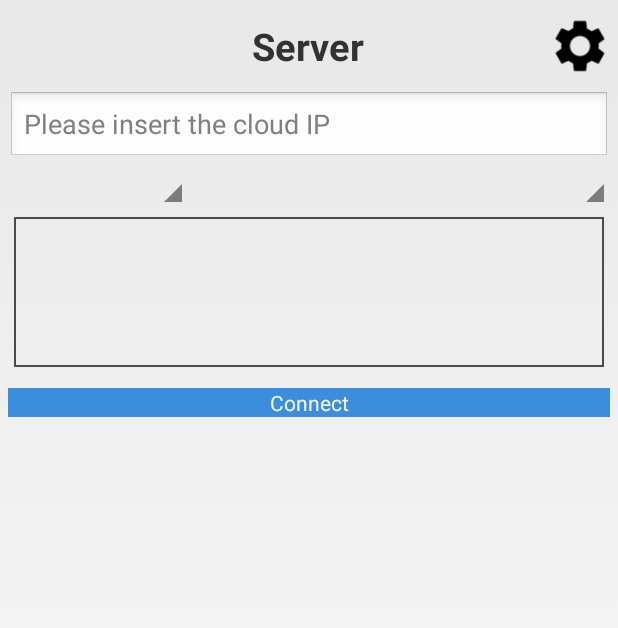
After one commit to terryturner/IoTDemo, an Android app: the layout dialog_lora_connect.xml on its own in the app's theme, with its tools: preview values and no code run, on a phone screen of 412 x 824 dp. The commit adds this screen. Shown: the top 628 px of the screen. Run offline under Robolectric (Android 15) with nearby library versions, the phone set to English and light mode, and no system bars.

Commit message:
Add features
1. modify LoRa connection dialog layout
2. add warning check(hard code for check)
3. disable Welcome options instead of lunch LoRa Demo
4. take MQTT connection state as success if there is the first connection
5. fix disconnect while app background

```diff
--- a/app/src/main/java/com/example/lora/http/mqtt/Constants.java
+++ b/app/src/main/java/com/example/lora/http/mqtt/Constants.java
@@ -15,7 +15,7 @@ public class Constants {
 
     public static final String PUBLISH_TOPIC = "get_data";
 
-    public static final String SUBSCRIBE_TOPIC = "tock";
+    public static final String SUBSCRIBE_TOPIC = "goldtek_iot_lora_demo";
 
     public static final String CLIENT_ID = "androidkt";
 }
--- a/app/src/main/java/com/example/lora/http/mqtt/PahoMqttClient.java
+++ b/app/src/main/java/com/example/lora/http/mqtt/PahoMqttClient.java
@@ -81,6 +81,7 @@ public class PahoMqttClient {
         MqttConnectOptions mqttConnectOptions = new MqttConnectOptions();
         mqttConnectOptions.setCleanSession(false);
         mqttConnectOptions.setAutomaticReconnect(true);
+        mqttConnectOptions.setConnectionTimeout(2000);
         //mqttConnectOptions.setWill(Constants.PUBLISH_TOPIC, "I am going offline".getBytes(), 1, true);
         //mqttConnectOptions.setUserName("ngbllzzy");
         //mqttConnectOptions.setPassword("WtjhZKl3OPoK".toCharArray());
--- /dev/null
+++ b/app/src/main/res/drawable/border.xml
@@ -0,0 +1,4 @@
+<?xml version="1.0" encoding="utf-8"?>
+<shape xmlns:android="http://schemas.android.com/apk/res/android" android:shape="rectangle" >
+    <stroke android:width="1dip" android:color="@color/gray"/>
+</shape>
--- /dev/null
+++ b/app/src/main/res/layout/dialog_lora_connect.xml
@@ -0,0 +1,85 @@
+<?xml version="1.0" encoding="utf-8"?>
+<LinearLayout xmlns:android="http://schemas.android.com/apk/res/android"
+              android:layout_width="match_parent"
+              android:layout_height="match_parent"
+              android:orientation="vertical"
+              android:padding="5dp">
+
+
+    <RelativeLayout
+        android:layout_width="match_parent"
+        android:layout_height="wrap_content"
+        android:layout_marginTop="5dp">
+        <TextView
+            android:id="@+id/textView"
+            android:layout_width="wrap_content"
+            android:layout_height="wrap_content"
+            android:layout_centerInParent="true"
+            android:text="@string/server"
+            android:textSize="25sp"
+            android:textStyle="bold" />
+
+        <ImageView
+            android:id="@+id/settings"
+            android:layout_width="40dp"
+            android:layout_height="40dp"
+            android:layout_alignParentRight="true"
+            android:layout_centerVertical="true"
+            android:src="@drawable/ic_settings"/>
+
+    </RelativeLayout>
+
+
+    <EditText
+        android:id="@+id/etServer"
+        android:layout_width="match_parent"
+        android:layout_height="wrap_content"
+        android:layout_marginTop="10dp"
+        android:hint="@string/hint_insert_server_ip"
+        android:ems="10"
+        android:textColor="@color/black"
+        android:inputType="number|numberDecimal"
+        android:digits="0123456789." />
+
+    <RelativeLayout
+        android:id="@+id/settingsPanel"
+        android:layout_width="match_parent"
+        android:layout_height="wrap_content"
+        android:visibility="visible">
+
+        <Spinner
+            android:id="@+id/lora_sensor_config_selector"
+            android:layout_width="120dp"
+            android:layout_height="wrap_content"
+            android:layout_alignParentLeft="true"
+            android:background="@drawable/spinner_background_ab_example"
+            android:textSize="20sp"/>
+
+        <Spinner
+            android:id="@+id/lora_gw_selector"
+            android:layout_width="120dp"
+            android:layout_height="wrap_content"
+            android:layout_alignParentRight="true"
+            android:background="@drawable/spinner_background_ab_example"
+            android:textSize="20sp"/>
+
+        <RelativeLayout
+            android:id="@+id/lora_gw_config_panel"
+            android:layout_width="match_parent"
+            android:layout_height="100dp"
+            android:layout_margin="4dp"
+            android:background="@drawable/border"
+            android:layout_below="@+id/lora_sensor_config_selector">
+
+        </RelativeLayout>
+    </RelativeLayout>
+
+    <Button
+        android:id="@+id/btnOK"
+        android:layout_width="match_parent"
+        android:layout_height="wrap_content"
+        android:layout_marginTop="10dp"
+        android:background="@drawable/btn_background"
+        android:text="@string/connect"
+        android:textColor="@color/white" />
+</LinearLayout>
--- a/app/src/main/res/values/strings.xml
+++ b/app/src/main/res/values/strings.xml
@@ -102,6 +102,8 @@
     <string name="scan">Scan</string>
     <string name="cancel">Cancel</string>
     <string name="title_activity_scrolling">ScrollingActivity</string>
+    <string name="hint_insert_server_ip">Please insert the cloud IP</string>
+
     <string name="large_text">
         "Material is the metaphor.\n\n"
 
```
Also changed, not shown: app/src/main/java/com/example/goldtek/iot/demo/GoldtekApplication.java (+10 -0 lines), app/src/main/java/com/example/goldtek/iot/demo/SplashActivity.java (+21 -9 lines), app/src/main/java/com/example/goldtek/storage/PrivatePreference.java (+7 -1 lines), app/src/main/java/com/example/lora/http/DummyGwConnector.java (+19 -16 lines), app/src/main/java/com/example/lora/http/LoRaConnectDialog.java (added, +98 -0 lines), app/src/main/java/com/example/lora/http/MainActivity.java (+19 -55 lines), app/src/main/java/com/example/lora/http/RaspberryGwConnector2.java (+12 -1 lines), app/src/main/java/com/example/lora/http/SensorsAdapter.java (+12 -3 lines), app/src/main/java/com/example/lora/http/WarningChecker.java (added, +64 -0 lines), app/src/main/res/layout/dialog_login.xml (deleted, +0 -48 lines), app/src/main/res/layout/dropdown_spinner_item.xml (added, +8 -0 lines), app/src/main/res/drawable-mdpi/ic_settings.png (added).
